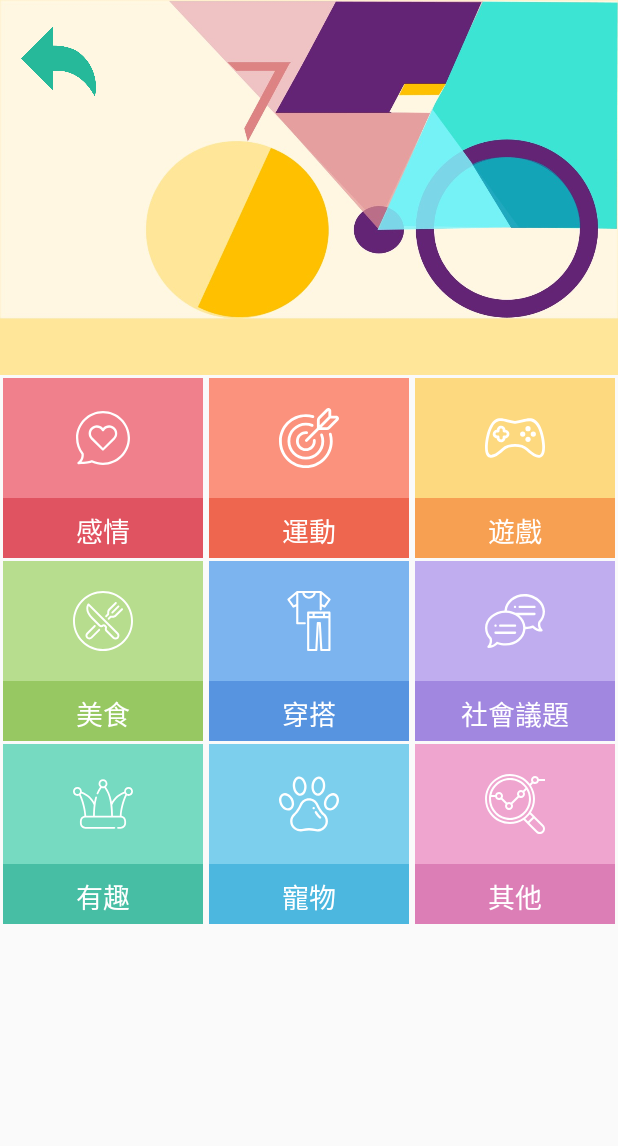
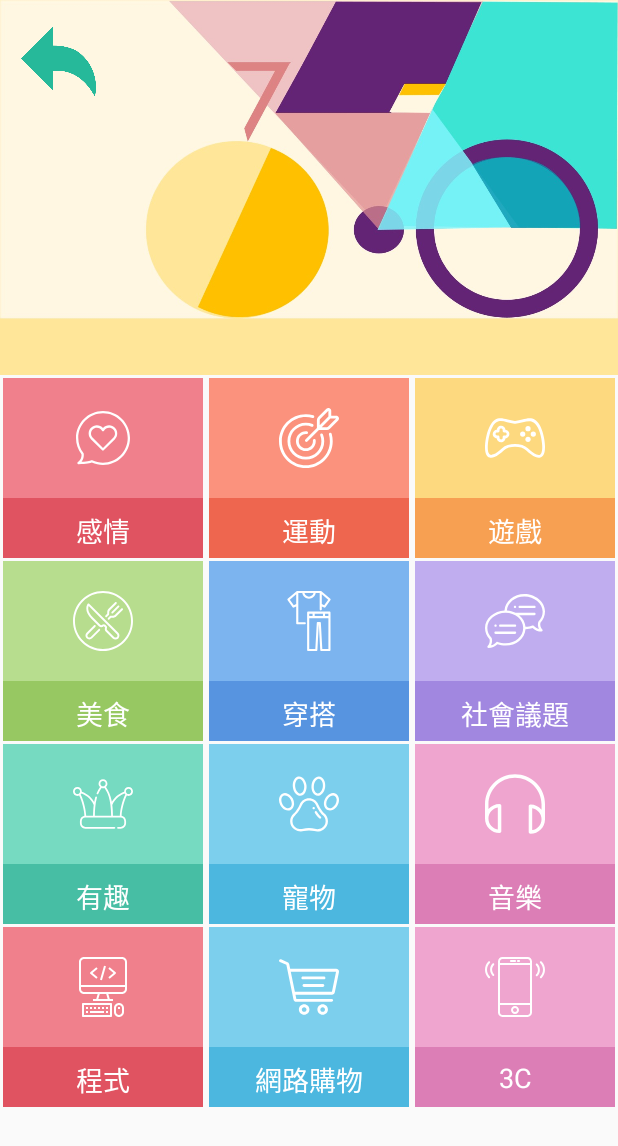
Before and after one commit to qqsusu/INTALK1, an Android app: the HobbyActivity screen opened directly, with no data from a screen before it, on a phone screen of 412 x 824 dp. Shown: the top 1146 px of the screen. Run offline under Robolectric (Android 15) with nearby library versions, the phone set to English and light mode, and no system bars.

Commit message:
layout adjust, add scrollView in hobbyActivity

```diff
--- a/app/src/main/java/com/example/italk/HobbyActivity.java
+++ b/app/src/main/java/com/example/italk/HobbyActivity.java
@@ -37,7 +37,7 @@ public class HobbyActivity extends AppCompatActivity {
         Button social_btn = findViewById(R.id.social_btn);
         Button joke_btn = findViewById(R.id.joke_btn);
         Button pet_btn = findViewById(R.id.pet_btn);
-        Button other_btn = findViewById(R.id.other_btn);
+        Button music_btn = findViewById(R.id.music_btn);
 
         feeling_btn.setOnClickListener(new View.OnClickListener() {
             @Override
@@ -121,7 +121,7 @@ public class HobbyActivity extends AppCompatActivity {
                 startActivity(ToPetIntent);
             }
         });
-        other_btn.setOnClickListener(new View.OnClickListener() {
+        music_btn.setOnClickListener(new View.OnClickListener() {
             @Override
             public void onClick(View v) {
                 String roomID = "other";
--- /dev/null
+++ b/app/src/main/res/drawable/ic_headphones.xml
@@ -0,0 +1,4 @@
+<vector android:height="24dp" android:viewportHeight="467.2"
+    android:viewportWidth="467.2" android:width="24dp" xmlns:android="http://schemas.android.com/apk/res/android">
+    <path android:fillColor="#FF000000" android:pathData="M467.2,235.7c0,-62.4 -24.3,-121.1 -68.4,-165.2S296,2.1 233.6,2.1S112.5,26.4 68.4,70.5S0,173.3 0,235.7v110.6c0,62.5 50.9,113.4 113.4,113.4c7.5,0 13.5,-6 13.5,-13.5V246.5c0,-7.5 -6,-13.5 -13.5,-13.5c-34.6,0 -65.6,15.5 -86.4,40v-37.3c0,-113.9 92.7,-206.6 206.6,-206.6s206.6,92.7 206.6,206.6c0,0.9 0.1,1.8 0.3,2.7c-0.2,0.9 -0.3,1.8 -0.3,2.7v37.3c-20.8,-24.5 -51.8,-40 -86.4,-40c-7.5,0 -13.5,6 -13.5,13.5v199.7c0,7.5 6,13.5 13.5,13.5c62.5,0 113.4,-50.9 113.4,-113.4V241.1c0,-0.9 -0.1,-1.8 -0.3,-2.7C467.1,237.5 467.2,236.6 467.2,235.7zM99.8,261v170.6c-41.2,-6.5 -72.9,-42.3 -72.9,-85.3C27,303.3 58.6,267.5 99.8,261zM367.4,437V266.4c41.2,6.5 72.9,42.3 72.9,85.3C440.2,394.8 408.6,430.5 367.4,437z"/>
+</vector>
--- /dev/null
+++ b/app/src/main/res/drawable/ic_shopping_cart.xml
@@ -0,0 +1,8 @@
+<vector android:height="24dp" android:viewportHeight="511.999"
+    android:viewportWidth="511.999" android:width="24dp" xmlns:android="http://schemas.android.com/apk/res/android">
+    <path android:fillColor="#FF000000" android:pathData="M214.685,402.828c-24.829,0 -45.029,20.2 -45.029,45.029c0,24.829 20.2,45.029 45.029,45.029s45.029,-20.2 45.029,-45.029C259.713,423.028 239.513,402.828 214.685,402.828zM214.685,467.742c-10.966,0 -19.887,-8.922 -19.887,-19.887c0,-10.966 8.922,-19.887 19.887,-19.887s19.887,8.922 19.887,19.887C234.572,458.822 225.65,467.742 214.685,467.742z"/>
+    <path android:fillColor="#FF000000" android:pathData="M372.63,402.828c-24.829,0 -45.029,20.2 -45.029,45.029c0,24.829 20.2,45.029 45.029,45.029s45.029,-20.2 45.029,-45.029C417.658,423.028 397.458,402.828 372.63,402.828zM372.63,467.742c-10.966,0 -19.887,-8.922 -19.887,-19.887c0,-10.966 8.922,-19.887 19.887,-19.887c10.966,0 19.887,8.922 19.887,19.887C392.517,458.822 383.595,467.742 372.63,467.742z"/>
+    <path android:fillColor="#FF000000" android:pathData="M383.716,165.755H203.567c-6.943,0 -12.571,5.628 -12.571,12.571c0,6.943 5.629,12.571 12.571,12.571h180.149c6.943,0 12.571,-5.628 12.571,-12.571C396.287,171.382 390.659,165.755 383.716,165.755z"/>
+    <path android:fillColor="#FF000000" android:pathData="M373.911,231.035H213.373c-6.943,0 -12.571,5.628 -12.571,12.571s5.628,12.571 12.571,12.571h160.537c6.943,0 12.571,-5.628 12.571,-12.571C386.481,236.664 380.853,231.035 373.911,231.035z"/>
+    <path android:fillColor="#FF000000" android:pathData="M506.341,109.744c-4.794,-5.884 -11.898,-9.258 -19.489,-9.258H95.278L87.37,62.097c-1.651,-8.008 -7.113,-14.732 -14.614,-17.989l-55.177,-23.95c-6.37,-2.767 -13.773,0.156 -16.536,6.524c-2.766,6.37 0.157,13.774 6.524,16.537L62.745,67.17l60.826,295.261c2.396,11.628 12.752,20.068 24.625,20.068h301.166c6.943,0 12.571,-5.628 12.571,-12.571c0,-6.943 -5.628,-12.571 -12.571,-12.571H148.197l-7.399,-35.916H451.69c11.872,0 22.229,-8.44 24.624,-20.068l35.163,-170.675C513.008,123.266 511.136,115.627 506.341,109.744zM451.69,296.301H135.619l-35.161,-170.674l386.393,0.001L451.69,296.301z"/>
+</vector>
--- /dev/null
+++ b/app/src/main/res/drawable/ic_smartphone.xml
@@ -0,0 +1,11 @@
+<vector android:height="24dp" android:viewportHeight="60"
+    android:viewportWidth="60" android:width="24dp" xmlns:android="http://schemas.android.com/apk/res/android">
+    <path android:fillColor="#FF000000" android:pathData="M42.595,0H17.405C14.977,0 13,1.977 13,4.405v51.189C13,58.023 14.977,60 17.405,60h25.189C45.023,60 47,58.023 47,55.595V4.405C47,1.977 45.023,0 42.595,0zM15,8h30v38H15V8zM17.405,2h25.189C43.921,2 45,3.079 45,4.405V6H15V4.405C15,3.079 16.079,2 17.405,2zM42.595,58H17.405C16.079,58 15,56.921 15,55.595V48h30v7.595C45,56.921 43.921,58 42.595,58z"/>
+    <path android:fillColor="#FF000000" android:pathData="M30,49c-2.206,0 -4,1.794 -4,4s1.794,4 4,4s4,-1.794 4,-4S32.206,49 30,49zM30,55c-1.103,0 -2,-0.897 -2,-2s0.897,-2 2,-2s2,0.897 2,2S31.103,55 30,55z"/>
+    <path android:fillColor="#FF000000" android:pathData="M26,5h4c0.553,0 1,-0.447 1,-1s-0.447,-1 -1,-1h-4c-0.553,0 -1,0.447 -1,1S25.447,5 26,5z"/>
+    <path android:fillColor="#FF000000" android:pathData="M33,5h1c0.553,0 1,-0.447 1,-1s-0.447,-1 -1,-1h-1c-0.553,0 -1,0.447 -1,1S32.447,5 33,5z"/>
+    <path android:fillColor="#FF000000" android:pathData="M56.612,4.569c-0.391,-0.391 -1.023,-0.391 -1.414,0s-0.391,1.023 0,1.414c3.736,3.736 3.736,9.815 0,13.552c-0.391,0.391 -0.391,1.023 0,1.414c0.195,0.195 0.451,0.293 0.707,0.293s0.512,-0.098 0.707,-0.293C61.128,16.434 61.128,9.085 56.612,4.569z"/>
+    <path android:fillColor="#FF000000" android:pathData="M52.401,6.845c-0.391,-0.391 -1.023,-0.391 -1.414,0s-0.391,1.023 0,1.414c1.237,1.237 1.918,2.885 1.918,4.639s-0.681,3.401 -1.918,4.638c-0.391,0.391 -0.391,1.023 0,1.414c0.195,0.195 0.451,0.293 0.707,0.293s0.512,-0.098 0.707,-0.293c1.615,-1.614 2.504,-3.764 2.504,-6.052S54.017,8.459 52.401,6.845z"/>
+    <path android:fillColor="#FF000000" android:pathData="M4.802,5.983c0.391,-0.391 0.391,-1.023 0,-1.414s-1.023,-0.391 -1.414,0c-4.516,4.516 -4.516,11.864 0,16.38c0.195,0.195 0.451,0.293 0.707,0.293s0.512,-0.098 0.707,-0.293c0.391,-0.391 0.391,-1.023 0,-1.414C1.065,15.799 1.065,9.72 4.802,5.983z"/>
+    <path android:fillColor="#FF000000" android:pathData="M9.013,6.569c-0.391,-0.391 -1.023,-0.391 -1.414,0c-1.615,1.614 -2.504,3.764 -2.504,6.052s0.889,4.438 2.504,6.053c0.195,0.195 0.451,0.293 0.707,0.293s0.512,-0.098 0.707,-0.293c0.391,-0.391 0.391,-1.023 0,-1.414c-1.237,-1.237 -1.918,-2.885 -1.918,-4.639S7.775,9.22 9.013,7.983C9.403,7.593 9.403,6.96 9.013,6.569z"/>
+</vector>
--- /dev/null
+++ b/app/src/main/res/drawable/ic_web.xml
@@ -0,0 +1,19 @@
+<vector android:height="24dp" android:viewportHeight="480"
+    android:viewportWidth="480" android:width="24dp" xmlns:android="http://schemas.android.com/apk/res/android">
+    <path android:fillColor="#FF000000" android:pathData="M392,0H88C65.92,0.026 48.026,17.92 48,40v216c0.026,22.08 17.92,39.974 40,40h109.392l-11.424,40H160v16h160v-16h-25.968l-11.424,-40H392c22.08,-0.026 39.974,-17.92 40,-40V40C431.974,17.92 414.08,0.026 392,0zM202.608,336l11.424,-40h51.936l11.424,40H202.608zM416,256c0,13.255 -10.745,24 -24,24H88c-13.255,0 -24,-10.745 -24,-24v-16h352V256zM416,224H64V40c0,-13.255 10.745,-24 24,-24h304c13.255,0 24,10.745 24,24V224z"/>
+    <path android:fillColor="#FF000000" android:pathData="M304,368H80c-4.418,0 -8,3.582 -8,8v96c0,4.418 3.582,8 8,8h224c4.418,0 8,-3.582 8,-8v-96C312,371.582 308.418,368 304,368zM296,464H88v-80h208V464z"/>
+    <path android:fillColor="#FF000000" android:pathData="M104,432h16v16h-16z"/>
+    <path android:fillColor="#FF000000" android:pathData="M104,400h16v16h-16z"/>
+    <path android:fillColor="#FF000000" android:pathData="M136,400h16v16h-16z"/>
+    <path android:fillColor="#FF000000" android:pathData="M168,400h16v16h-16z"/>
+    <path android:fillColor="#FF000000" android:pathData="M232,400h16v16h-16z"/>
+    <path android:fillColor="#FF000000" android:pathData="M200,400h16v16h-16z"/>
+    <path android:fillColor="#FF000000" android:pathData="M264,432h16v16h-16z"/>
+    <path android:fillColor="#FF000000" android:pathData="M264,400h16v16h-16z"/>
+    <path android:fillColor="#FF000000" android:pathData="M136,432h112v16h-112z"/>
+    <path android:fillColor="#FF000000" android:pathData="M368,368c-22.091,0 -40,17.909 -40,40v32c0,22.091 17.909,40 40,40c22.091,0 40,-17.909 40,-40v-32C408,385.909 390.091,368 368,368zM392,440c0,13.255 -10.745,24 -24,24s-24,-10.745 -24,-24v-32c0,-13.255 10.745,-24 24,-24s24,10.745 24,24V440z"/>
+    <path android:fillColor="#FF000000" android:pathData="M360,400h16v16h-16z"/>
+    <path android:fillColor="#FF000000" android:pathData="M216.243,181.904l32.03,-111.936l15.376,4.4l-32.03,111.936z"/>
+    <path android:fillColor="#FF000000" android:pathData="M197.12,94.144l-10.24,-12.288l-48,40c-3.393,2.83 -3.85,7.874 -1.02,11.268c0.309,0.37 0.65,0.712 1.02,1.02l48,40l10.24,-12.288L156.496,128L197.12,94.144z"/>
+    <path android:fillColor="#FF000000" android:pathData="M342.14,122.876c-0.309,-0.37 -0.65,-0.712 -1.02,-1.02l-48,-40l-10.24,12.288L323.504,128l-40.624,33.856l10.24,12.288l48,-40C344.513,131.314 344.97,126.27 342.14,122.876z"/>
+</vector>
--- a/app/src/main/res/layout/activity_hobby.xml
+++ b/app/src/main/res/layout/activity_hobby.xml
@@ -27,11 +27,11 @@
     <ScrollView
         android:id="@+id/hobby_scrollview"
         android:layout_width="match_parent"
-        android:layout_height="wrap_content"
-        app:layout_constraintHorizontal_bias="0.0"
+        android:layout_height="0dp"
         app:layout_constraintLeft_toLeftOf="parent"
         app:layout_constraintRight_toRightOf="parent"
-        app:layout_constraintTop_toBottomOf="@+id/background_bike">
+        app:layout_constraintTop_toBottomOf="@+id/background_bike"
+        app:layout_constraintBottom_toBottomOf="parent">
 
         <android.support.constraint.ConstraintLayout
             android:layout_width="match_parent"
@@ -120,11 +120,11 @@
                 android:background="@color/colorTransparent"
                 app:layout_constraintHorizontal_weight="1"
                 app:layout_constraintLeft_toRightOf="@id/joke_btn"
-                app:layout_constraintRight_toRightOf="@id/other_btn"
+                app:layout_constraintRight_toRightOf="@id/music_btn"
                 app:layout_constraintTop_toBottomOf="@id/wearing_btn"/>
 
             <Button
-                android:id="@+id/other_btn"
+                android:id="@+id/music_btn"
                 android:layout_width="0dp"
                 android:layout_height="120dp"
                 android:layout_margin="2dp"
@@ -351,11 +351,9 @@
                 android:layout_weight="1"
                 android:background="@color/transparentMint"
                 android:orientation="vertical"
-                app:layout_constraintBottom_toBottomOf="parent"
                 app:layout_constraintHorizontal_weight="1"
                 app:layout_constraintLeft_toLeftOf="parent"
                 app:layout_constraintRight_toLeftOf="@+id/pet"
-
                 app:layout_constraintTop_toBottomOf="@+id/food">
 
                 <ImageView
@@ -387,11 +385,9 @@
                 android:layout_weight="1"
                 android:background="@color/transparentAqua"
                 android:orientation="vertical"
-                app:layout_constraintBottom_toBottomOf="parent"
                 app:layout_constraintHorizontal_weight="1"
                 app:layout_constraintLeft_toRightOf="@+id/joke"
-                app:layout_constraintRight_toLeftOf="@+id/others"
-
+                app:layout_constraintRight_toLeftOf="@+id/music"
                 app:layout_constraintTop_toBottomOf="@+id/wearing">
 
                 <ImageView
@@ -414,16 +410,15 @@
                     android:textSize="18sp" />
             </LinearLayout>
 
-            <!--其他-->
+            <!--音樂-->
             <LinearLayout
-                android:id="@+id/others"
+                android:id="@+id/music"
                 android:layout_width="0dp"
                 android:layout_height="120dp"
                 android:layout_margin="2dp"
                 android:layout_weight="1"
                 android:background="@color/transparentPinkRose"
                 android:orientation="vertical"
-                app:layout_constraintBottom_toBottomOf="parent"
                 app:layout_constraintHorizontal_weight="1"
                 app:layout_constraintLeft_toRightOf="@+id/pet"
                 app:layout_constraintRight_toRightOf="parent"
@@ -434,7 +429,7 @@
                     android:layout_height="40dp"
                     android:layout_gravity="center"
                     android:layout_marginTop="20dp"
-                    android:src="@drawable/ic_icon_others"
+                    android:src="@drawable/ic_headphones"
                     android:tint="@color/colorWhite" />
 
                 <TextView
@@ -443,7 +438,112 @@
                     android:layout_marginTop="20dp"
                     android:background="@color/transparentPinkRoseDark"
                     android:padding="8dp"
-                    android:text="其他"
+                    android:text="音樂"
+                    android:textAlignment="center"
+                    android:textColor="@color/colorWhite"
+                    android:textSize="18sp" />
+            </LinearLayout>
+
+            <!--程式-->
+            <LinearLayout
+                android:id="@+id/coding"
+                android:layout_width="0dp"
+                android:layout_height="120dp"
+                android:layout_margin="2dp"
+                android:layout_weight="1"
+                android:background="@color/transparentGrapeFruit"
+                android:orientation="vertical"
+                app:layout_constraintBottom_toBottomOf="parent"
+                app:layout_constraintHorizontal_weight="1"
+                app:layout_constraintLeft_toLeftOf="parent"
+                app:layout_constraintRight_toLeftOf="@+id/shopping"
+                app:layout_constraintTop_toBottomOf="@+id/joke">
+
+                <ImageView
+                    android:layout_width="40dp"
+                    android:layout_height="40dp"
+                    android:layout_gravity="center"
+                    android:layout_marginTop="20dp"
+                    android:src="@drawable/ic_web"
+                    android:tint="@color/colorWhite" />
+
+                <TextView
+                    android:layout_width="match_parent"
+                    android:layout_height="wrap_content"
+                    android:layout_marginTop="20dp"
+                    android:background="@color/transparentGrapeFruitDark"
+                    android:padding="8dp"
+                    android:text="程式"
+                    android:textAlignment="center"
+                    android:textColor="@color/colorWhite"
+                    android:textSize="18sp" />
+            </LinearLayout>
+
+            <!--網購-->
+            <LinearLayout
+                android:id="@+id/shopping"
+                android:layout_width="0dp"
+                android:layout_height="120dp"
+                android:layout_margin="2dp"
+                android:layout_weight="1"
+                android:background="@color/transparentAqua"
+                android:orientation="vertical"
+                app:layout_constraintBottom_toBottomOf="parent"
+                app:layout_constraintHorizontal_weight="1"
+                app:layout_constraintLeft_toRightOf="@+id/coding"
+                app:layout_constraintRight_toLeftOf="@+id/three_C"
+                app:layout_constraintTop_toBottomOf="@+id/pet">
+
+                <ImageView
+                    android:layout_width="40dp"
+                    android:layout_height="40dp"
+                    android:layout_gravity="center"
+                    android:layout_marginTop="20dp"
+                    android:src="@drawable/ic_shopping_cart"
+                    android:tint="@color/colorWhite" />
+
+                <TextView
+                    android:layout_width="match_parent"
+                    android:layout_height="match_parent"
+                    android:layout_marginTop="20dp"
+                    android:background="@color/transparentAquaDark"
+                    android:padding="8dp"
+                    android:text="網路購物"
+                    android:textAlignment="center"
+                    android:textColor="@color/colorWhite"
+                    android:textSize="18sp" />
+            </LinearLayout>
+
+            <!--3C-->
+            <LinearLayout
+                android:id="@+id/three_C"
+                android:layout_width="0dp"
+                android:layout_height="120dp"
+                android:layout_margin="2dp"
+                android:layout_weight="1"
+                android:background="@color/transparentPinkRose"
+                android:orientation="vertical"
+                app:layout_constraintBottom_toBottomOf="parent"
+                app:layout_constraintHorizontal_weight="1"
+                app:layout_constraintLeft_toRightOf="@+id/shopping"
+                app:layout_constraintRight_toRightOf="parent"
+                app:layout_constraintTop_toBottomOf="@+id/music">
+
+                <ImageView
+                    android:layout_width="40dp"
+                    android:layout_height="40dp"
+                    android:layout_gravity="center"
+                    android:layout_marginTop="20dp"
+                    android:src="@drawable/ic_smartphone"
+                    android:tint="@color/colorWhite" />
+
+                <TextView
+                    android:layout_width="match_parent"
+                    android:layout_height="match_parent"
+                    android:layout_marginTop="20dp"
+                    android:background="@color/transparentPinkRoseDark"
+                    android:padding="8dp"
+                    android:text="3C"
                     android:textAlignment="center"
                     android:textColor="@color/colorWhite"
                     android:textSize="18sp" />
```
